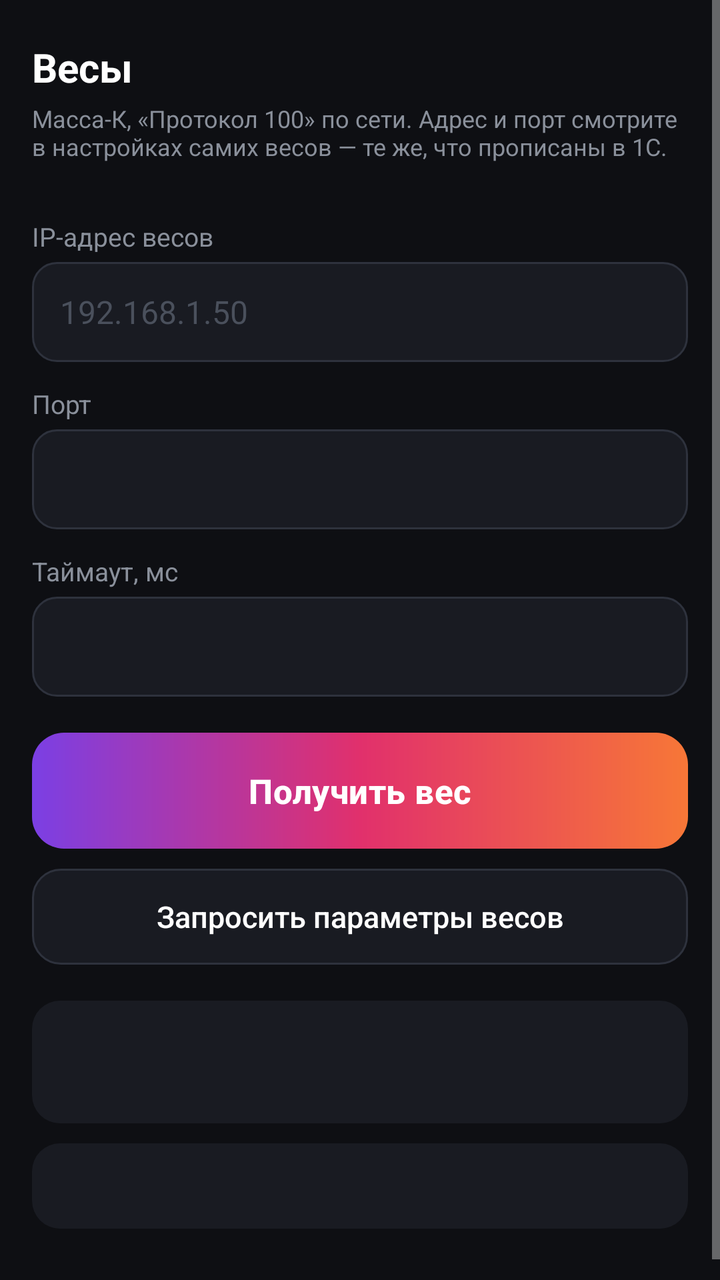
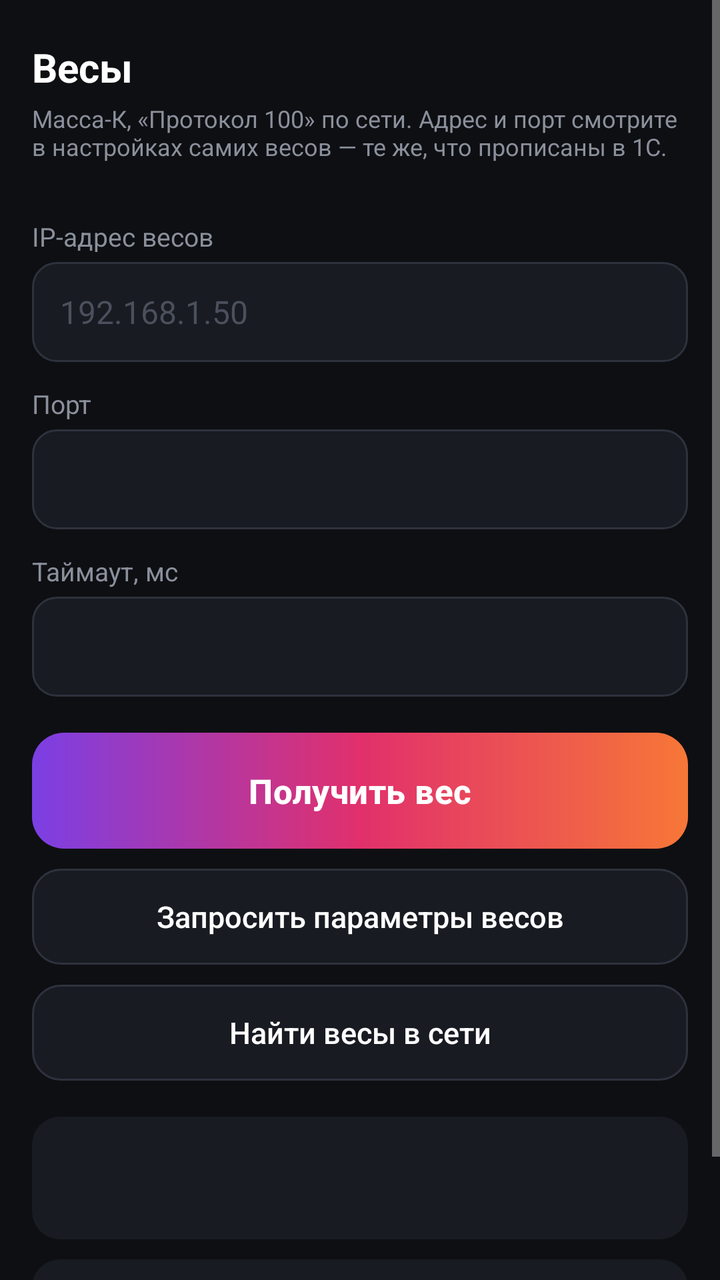

An Android layout rendered at two revisions. The XML below is the earlier revision; the diff shows what the commit changed to produce the second picture.
<!-- AndroidManifest.xml: application theme Theme.Lookalike -->
<!-- res/layout/activity_scale.xml -->
<?xml version="1.0" encoding="utf-8"?>
<ScrollView xmlns:android="http://schemas.android.com/apk/res/android"
    android:layout_width="match_parent"
    android:layout_height="match_parent"
    android:background="@color/bg">

    <LinearLayout
        android:layout_width="match_parent"
        android:layout_height="wrap_content"
        android:orientation="vertical"
        android:padding="16dp">

        <TextView
            android:layout_width="match_parent"
            android:layout_height="wrap_content"
            android:paddingTop="4dp"
            android:textSize="20sp"
            android:textStyle="bold"
            android:textColor="@color/text"
            android:text="@string/scale" />

        <TextView
            android:layout_width="match_parent"
            android:layout_height="wrap_content"
            android:paddingTop="4dp"
            android:paddingBottom="16dp"
            android:textSize="12sp"
            android:textColor="@color/muted"
            android:text="@string/scale_hint" />

        <TextView style="@style/FieldLabel" android:text="@string/scale_ip" />
        <EditText
            android:id="@+id/host"
            style="@style/Field"
            android:inputType="text"
            android:hint="192.168.1.50" />

        <TextView style="@style/FieldLabel" android:text="@string/scale_port" />
        <EditText
            android:id="@+id/port"
            style="@style/Field"
            android:inputType="number" />

        <TextView style="@style/FieldLabel" android:text="@string/scale_timeout" />
        <EditText
            android:id="@+id/timeout"
            style="@style/Field"
            android:inputType="number" />

        <Button
            android:id="@+id/weigh"
            style="@style/Btn.Primary"
            android:layout_width="match_parent"
            android:layout_height="58dp"
            android:layout_marginTop="18dp"
            android:text="@string/scale_weigh" />

        <Button
            android:id="@+id/params"
            style="@style/Btn.Ghost"
            android:layout_width="match_parent"
            android:layout_height="48dp"
            android:layout_marginTop="10dp"
            android:text="@string/scale_params" />

        <TextView
            android:id="@+id/result"
            android:layout_width="match_parent"
            android:layout_height="wrap_content"
            android:layout_marginTop="18dp"
            android:background="@drawable/card"
            android:padding="16dp"
            android:textSize="22sp"
            android:textStyle="bold"
            android:textColor="@color/text" />

        <TextView
            android:id="@+id/log"
            android:layout_width="match_parent"
            android:layout_height="wrap_content"
            android:layout_marginTop="10dp"
            android:layout_marginBottom="20dp"
            android:background="@drawable/card"
            android:padding="14dp"
            android:fontFamily="monospace"
            android:textSize="11sp"
            android:textColor="@color/muted" />
    </LinearLayout>
</ScrollView>
<!-- resources referenced by this layout -->
<resources>
  <color name="bg">#0E0F13</color>
  <color name="muted">#8A909B</color>
  <color name="text">#FFFFFF</color>
  <!-- drawable card (drawable) -->
  <?xml version="1.0" encoding="utf-8"?>
  <shape xmlns:android="http://schemas.android.com/apk/res/android"
      android:shape="rectangle">
      <corners android:radius="14dp" />
      <solid android:color="@color/surface" />
  </shape>
  <string name="scale">Весы</string>
  <string name="scale_hint">Масса-К, «Протокол 100» по сети. Адрес и порт смотрите в настройках самих весов — те же, что прописаны в 1С.</string>
  <string name="scale_ip">IP-адрес весов</string>
  <string name="scale_params">Запросить параметры весов</string>
  <string name="scale_port">Порт</string>
  <string name="scale_timeout">Таймаут, мс</string>
  <string name="scale_weigh">Получить вес</string>
  <style name="Btn.Ghost" parent="Widget.AppCompat.Button.Borderless">
          <item name="android:background">@drawable/btn_ghost</item>
          <item name="android:textColor">@color/text</item>
          <item name="android:textAllCaps">false</item>
          <item name="android:textSize">15sp</item>
          <item name="android:stateListAnimator">@null</item>
      </style>
  <style name="Btn.Primary" parent="Widget.AppCompat.Button.Borderless">
          <item name="android:background">@drawable/btn_primary</item>
          <item name="android:textColor">@color/text</item>
          <item name="android:textAllCaps">false</item>
          <item name="android:textSize">17sp</item>
          <item name="android:textStyle">bold</item>
          <item name="android:letterSpacing">0.01</item>
          <item name="android:stateListAnimator">@null</item>
      </style>
  <style name="Field">
          <item name="android:layout_width">match_parent</item>
          <item name="android:layout_height">50dp</item>
          <item name="android:background">@drawable/field</item>
          <item name="android:paddingHorizontal">14dp</item>
          <item name="android:textSize">16sp</item>
          <item name="android:textColor">@color/text</item>
          <item name="android:textColorHint">#4A505C</item>
          <item name="android:singleLine">true</item>
      </style>
  <style name="FieldLabel">
          <item name="android:layout_width">match_parent</item>
          <item name="android:layout_height">wrap_content</item>
          <item name="android:paddingTop">12dp</item>
          <item name="android:paddingBottom">4dp</item>
          <item name="android:textSize">13sp</item>
          <item name="android:textColor">@color/muted</item>
      </style>
  <style name="Theme.Lookalike" parent="Theme.MaterialComponents.NoActionBar">
          <item name="android:windowBackground">@color/bg</item>
          <item name="android:statusBarColor">@color/bg</item>
          <item name="android:navigationBarColor">@color/bg</item>
          <item name="colorAccent">@color/accent</item>
          <item name="android:textColorPrimary">@color/text</item>
      </style>
  <color name="surface">#191B22</color>
  <!-- drawable btn_ghost (drawable) -->
  <?xml version="1.0" encoding="utf-8"?>
  <ripple xmlns:android="http://schemas.android.com/apk/res/android"
      android:color="#22FFFFFF">
      <item>
          <shape android:shape="rectangle">
              <corners android:radius="14dp" />
              <solid android:color="@color/surface" />
              <stroke android:width="1dp" android:color="@color/stroke" />
          </shape>
      </item>
  </ripple>
  <!-- drawable field (drawable) -->
  <?xml version="1.0" encoding="utf-8"?>
  <shape xmlns:android="http://schemas.android.com/apk/res/android"
      android:shape="rectangle">
      <corners android:radius="12dp" />
      <solid android:color="@color/surface" />
      <stroke android:width="1dp" android:color="@color/stroke" />
  </shape>
  <color name="accent">#E1306C</color>
  <color name="stroke">#2E323D</color>
</resources>

<!-- the commit's change to res/layout/activity_scale.xml (unified diff, before → after) -->
@@ -63,6 +63,14 @@
             android:layout_marginTop="10dp"
             android:text="@string/scale_params" />
 
+        <Button
+            android:id="@+id/find"
+            style="@style/Btn.Ghost"
+            android:layout_width="match_parent"
+            android:layout_height="48dp"
+            android:layout_marginTop="10dp"
+            android:text="@string/find" />
+
         <TextView
             android:id="@+id/result"
             android:layout_width="match_parent"
<!-- resource entries referenced after the edit -->
@@ -10,6 +10,7 @@
       <corners android:radius="14dp" />
       <solid android:color="@color/surface" />
   </shape>
+  <string name="find">Найти весы в сети</string>
   <string name="scale">Весы</string>
   <string name="scale_hint">Масса-К, «Протокол 100» по сети. Адрес и порт смотрите в настройках самих весов — те же, что прописаны в 1С.</string>
   <string name="scale_ip">IP-адрес весов</string>
